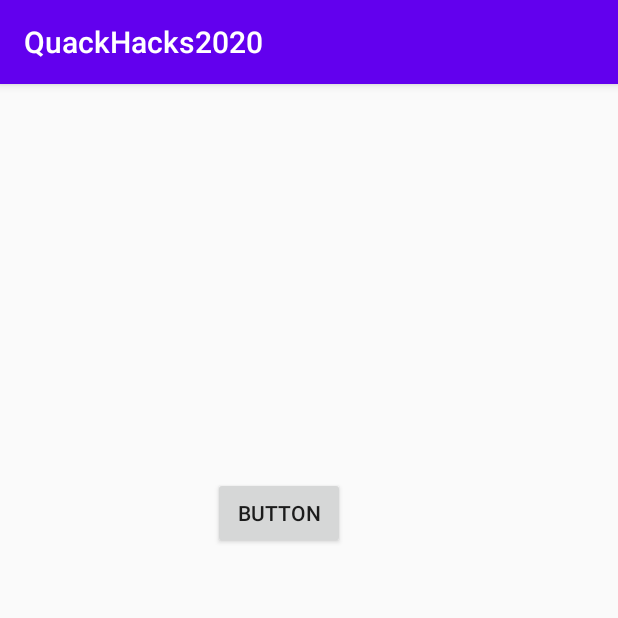
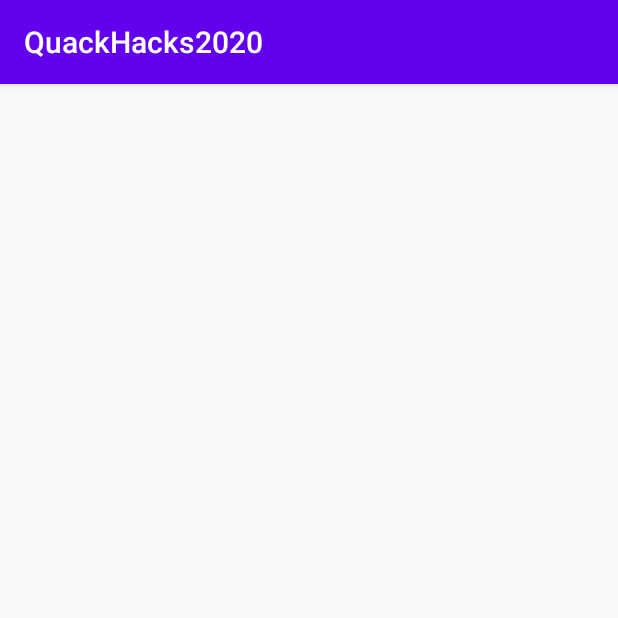
Before and after one commit to Team12QuackHacks/App, an Android app: the screen it shows after launch (MainActivity), on a phone screen of 412 x 824 dp, the top half of it. Run offline under Robolectric (Android 15) with nearby library versions, the phone set to English and light mode, and no system bars; our stand-ins replace Firebase (no records; nobody signed in at launch, a user with empty details on screens opened directly).

Commit message:
coded a possible design for the main activity

```diff
--- a/QuackHacks2020/app/src/main/java/com/example/quackhacks2020/MainActivity.java
+++ b/QuackHacks2020/app/src/main/java/com/example/quackhacks2020/MainActivity.java
@@ -5,21 +5,73 @@ import androidx.appcompat.app.AppCompatActivity;
 import android.content.Intent;
 import android.os.Bundle;
 import android.view.View;
+import android.widget.Button;
+import android.widget.LinearLayout;
+import android.widget.TextView;
+
+import com.google.firebase.database.DataSnapshot;
+import com.google.firebase.database.DatabaseError;
+import com.google.firebase.database.DatabaseReference;
+import com.google.firebase.database.FirebaseDatabase;
+import com.google.firebase.database.ValueEventListener;
+
+import java.util.ArrayList;
 
 import static android.content.Intent.EXTRA_TEXT;
 
 public class MainActivity extends AppCompatActivity {
 
+    private LinearLayout layout;
+    private DatabaseReference database;
+    private ArrayList<String> children;
+
     @Override
     protected void onCreate(Bundle savedInstanceState) {
         super.onCreate(savedInstanceState);
-        setContentView(R.layout.activity_main);
+        layout = new LinearLayout(this);
+        layout.setOrientation(LinearLayout.VERTICAL);
+        setContentView(layout);
+        database = FirebaseDatabase.getInstance().getReference();
+        children = new ArrayList<>();
+        databaseCatchup();
     }
 
-    public void onClick(View v) {
-        Intent intent = new Intent(this, SpecificLocationActivity.class);
-        String message = "Dining Halls Brittain Dining Hall";
-        intent.putExtra(EXTRA_TEXT, message);
-        startActivity(intent);
+    private void databaseCatchup() {
+        database.addListenerForSingleValueEvent(new ValueEventListener() {
+            @Override
+            public void onDataChange(DataSnapshot dataSnapshot) {
+                for (DataSnapshot snapshot: dataSnapshot.getChildren()) {
+                    children.add(snapshot.getKey());
+                    TextView t = new TextView(layout.getContext());
+                    t.setText(snapshot.getKey());
+                    layout.addView(t);
+                    childrenWriter(snapshot, snapshot.getKey());
+                }
+            }
+
+            @Override
+            public void onCancelled(DatabaseError firebaseError) {
+
+            }
+
+            private void childrenWriter(DataSnapshot snapshot, final String parent) {
+                for (final DataSnapshot snSh : snapshot.getChildren()) {
+                    Button b = new Button(layout.getContext());
+                    b.setText(snSh.getKey());
+                    b.setOnClickListener(new View.OnClickListener(){
+                        @Override
+                        public void onClick(View view) {
+                            Intent intent = new Intent(layout.getContext(), SpecificLocationActivity.class);
+                            String message = parent + " " + snSh.getKey();
+                            intent.putExtra(EXTRA_TEXT, message);
+                            startActivity(intent);
+                        }
+                    });
+                    layout.addView(b);
+                }
+            }
+        });
     }
+
+
 }
--- a/QuackHacks2020/app/src/main/java/com/example/quackhacks2020/SpecificLocationActivity.java
+++ b/QuackHacks2020/app/src/main/java/com/example/quackhacks2020/SpecificLocationActivity.java
@@ -37,7 +37,6 @@ public class SpecificLocationActivity extends AppCompatActivity {
         // sets title to the proper location of the building
         TextView location = findViewById(R.id.location);
         broadTerm = locations[0]+ " " + locations[1];
-
 
         specificLocation = "";
         for (int i = 2; i < locations.length; i++) {
--- a/QuackHacks2020/app/src/main/res/layout/activity_main.xml
+++ b/QuackHacks2020/app/src/main/res/layout/activity_main.xml
@@ -1,19 +1,8 @@
 <?xml version="1.0" encoding="utf-8"?>
-<androidx.constraintlayout.widget.ConstraintLayout xmlns:android="http://schemas.android.com/apk/res/android"
-    xmlns:app="http://schemas.android.com/apk/res-auto"
-    xmlns:tools="http://schemas.android.com/tools"
+<LinearLayout xmlns:android="http://schemas.android.com/apk/res/android"
     android:layout_width="match_parent"
     android:layout_height="match_parent"
-    tools:context=".MainActivity">
-
-    <Button
-        android:id="@+id/button"
-        android:layout_width="wrap_content"
-        android:layout_height="wrap_content"
-        android:layout_marginStart="142dp"
-        android:layout_marginTop="262dp"
-        android:onClick="onClick"
-        android:text="Button"
-        app:layout_constraintStart_toStartOf="parent"
-        app:layout_constraintTop_toTopOf="parent" />
-</androidx.constraintlayout.widget.ConstraintLayout>
+    android:paddingLeft="16dp"
+    android:paddingRight="16dp"
+    android:orientation="vertical" >
+</LinearLayout>
```
Also changed, not shown: 29 other files.
